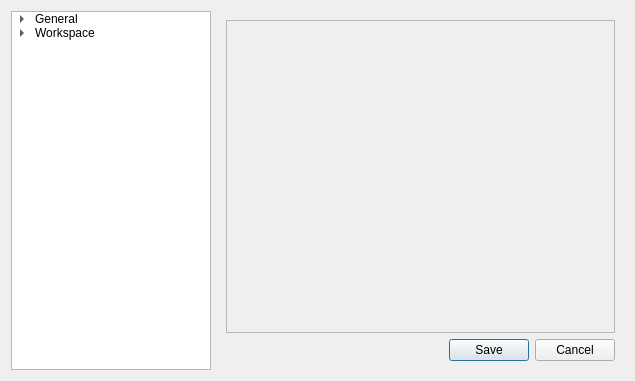
The window that utils/qtUi/PreferenceForms/Config/preferences_widget.ui (Halicea/hal_automator) describes before a commit, drawn with Qt 5.
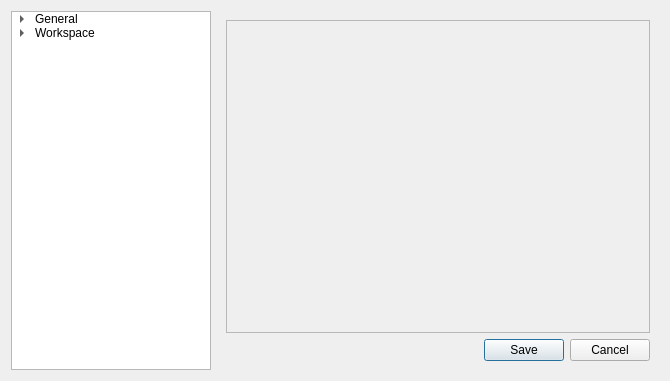
The same window after the commit. The open tabs and pages were chosen to show the change. Custom widgets are drawn as their Qt base class.

```diff
--- a/utils/qtUi/PreferenceForms/Config/preferences_widget.ui
+++ b/utils/qtUi/PreferenceForms/Config/preferences_widget.ui
@@ -6,7 +6,7 @@
    <rect>
     <x>0</x>
     <y>0</y>
-    <width>635</width>
+    <width>670</width>
     <height>381</height>
    </rect>
   </property>
@@ -110,8 +110,8 @@
            <rect>
             <x>0</x>
             <y>0</y>
-            <width>375</width>
-            <height>291</height>
+            <width>98</width>
+            <height>124</height>
            </rect>
           </property>
           <layout class="QVBoxLayout" name="verticalLayout">
```
Left out of the diff: 6 changed lines with no effect on the pictures.
